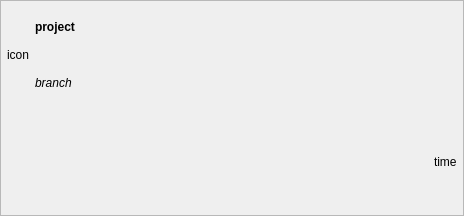
Qt form ui/JenkinsBuildBranchFrame.ui (germaniumhq/felix) before a commit.
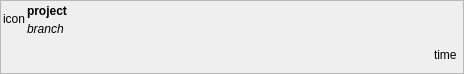
The same form after that commit.

Commit message: Show builds on the right side.

Patch:
```diff
--- a/ui/JenkinsBuildBranchFrame.ui
+++ b/ui/JenkinsBuildBranchFrame.ui
@@ -7,7 +7,7 @@
     <x>0</x>
     <y>0</y>
     <width>464</width>
-    <height>216</height>
+    <height>74</height>
    </rect>
   </property>
   <property name="windowTitle">
@@ -54,12 +54,12 @@
        <number>0</number>
       </property>
       <item>
-       <layout class="QHBoxLayout" name="horizontalLayout_2">
-        <property name="spacing">
-         <number>6</number>
-        </property>
+       <layout class="QHBoxLayout" name="horizontalLayout_4">
         <property name="leftMargin">
-         <number>6</number>
+         <number>2</number>
+        </property>
+        <property name="rightMargin">
+         <number>2</number>
         </property>
         <item>
          <widget class="QLabel" name="status_icon_label">
@@ -70,6 +70,11 @@
         </item>
         <item>
          <layout class="QVBoxLayout" name="verticalLayout">
+          <property name="leftMargin">
+           <number>2</number>
+          </property>
+          <item>
+           <layout class="QHBoxLayout" name="horizontalLayout_2">
           <item>
            <widget class="QLabel" name="project_name_label">
             <property name="styleSheet">
@@ -81,6 +86,28 @@
            </widget>
           </item>
           <item>
+             <spacer name="horizontalSpacer_2">
+              <property name="orientation">
+               <enum>Qt::Horizontal</enum>
+              </property>
+              <property name="sizeHint" stdset="0">
+               <size>
+                <width>40</width>
+                <height>20</height>
+               </size>
+              </property>
+             </spacer>
+            </item>
+            <item>
+             <layout class="QHBoxLayout" name="previous_builds_container">
+              <property name="leftMargin">
+               <number>4</number>
+              </property>
+             </layout>
+            </item>
+           </layout>
+          </item>
+          <item>
            <widget class="QLabel" name="branch_name_label">
             <property name="styleSheet">
              <string notr="true">font-style: italic</string>
@@ -92,19 +119,6 @@
           </item>
          </layout>
         </item>
-        <item>
-         <spacer name="horizontalSpacer_2">
-          <property name="orientation">
-           <enum>Qt::Horizontal</enum>
-          </property>
-          <property name="sizeHint" stdset="0">
-           <size>
-            <width>40</width>
-            <height>20</height>
-           </size>
-          </property>
-         </spacer>
-        </item>
        </layout>
       </item>
       <item>
@@ -115,13 +129,6 @@
         <property name="rightMargin">
          <number>6</number>
         </property>
-        <item>
-         <layout class="QHBoxLayout" name="previous_builds_container">
-          <property name="leftMargin">
-           <number>4</number>
-          </property>
-         </layout>
-        </item>
         <item>
          <spacer name="horizontalSpacer">
           <property name="orientation">
```
Left out of the diff: 2 changed lines with no effect on the pictures. Lines whose indentation alone changed are shown as unchanged. The commit also changes 14 other files.
